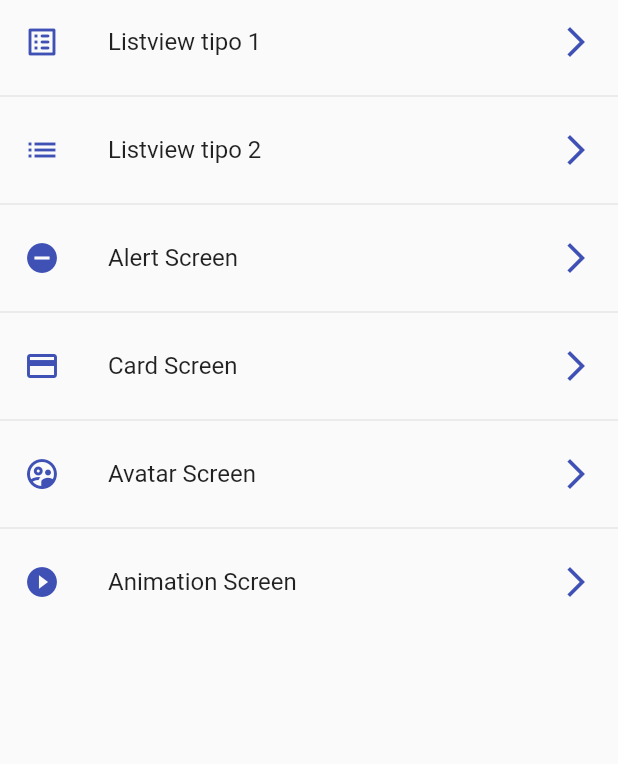
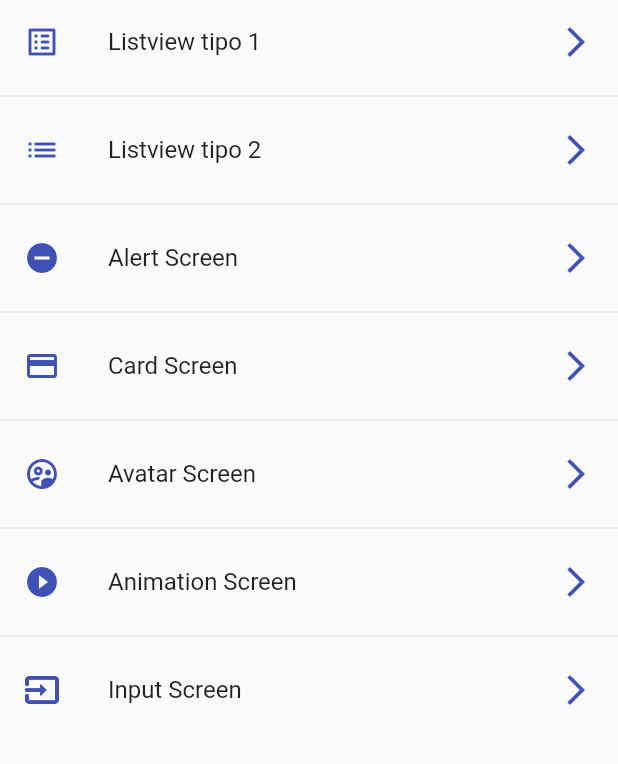
Before and after one commit to Benqui/Flutter-Stuff, a Flutter app: the screen it shows after launch, on a phone screen of 412 x 824 dp, the part 84-848 px from its top. Run offline on Flutter 3.47's test engine with Material 2 defaults, Android fonts, the phone set to English and light mode, and no system bars.

Commit message:
p->03 ComponentesFlutterUpdated: InputScreen developing

```diff
--- a/programas/part_03/componentes_flutter_updated_course/lib/router/app_routes.dart
+++ b/programas/part_03/componentes_flutter_updated_course/lib/router/app_routes.dart
@@ -42,6 +42,11 @@ class AppRoutes {
         screen: AnimationScreen(),
         name: 'Animation Screen',
         icon: Icons.play_circle_filled_outlined),
+    MenuOption(
+        route: 'input',
+        screen: InputScreen(),
+        name: 'Input Screen',
+        icon: Icons.input_outlined),
   ];
 
   static Map<String, Widget Function(BuildContext)> getAppRoutes() {
--- a/programas/part_03/componentes_flutter_updated_course/lib/screens/screens.dart
+++ b/programas/part_03/componentes_flutter_updated_course/lib/screens/screens.dart
@@ -5,3 +5,4 @@ export 'package:componentes_flutter_updated_course/screens/listview1_screen.dart
 export 'package:componentes_flutter_updated_course/screens/listview2_screen.dart';
 export 'package:componentes_flutter_updated_course/screens/avatar_screen.dart';
 export 'package:componentes_flutter_updated_course/screens/animated_screen.dart';
+export 'package:componentes_flutter_updated_course/screens/intput_screens.dart';
```
Also changed, not shown: programas/part_03/componentes_flutter_updated_course/lib/screens/intput_screens.dart (added, +48 -0 lines).
